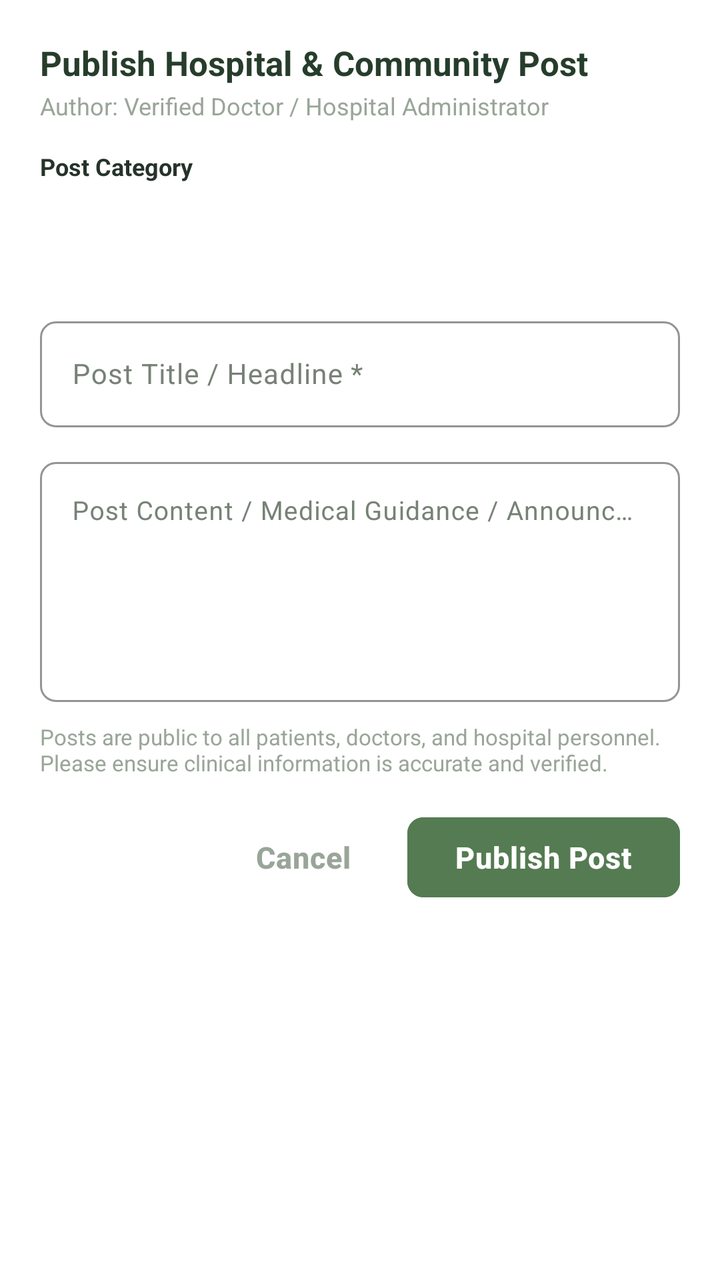
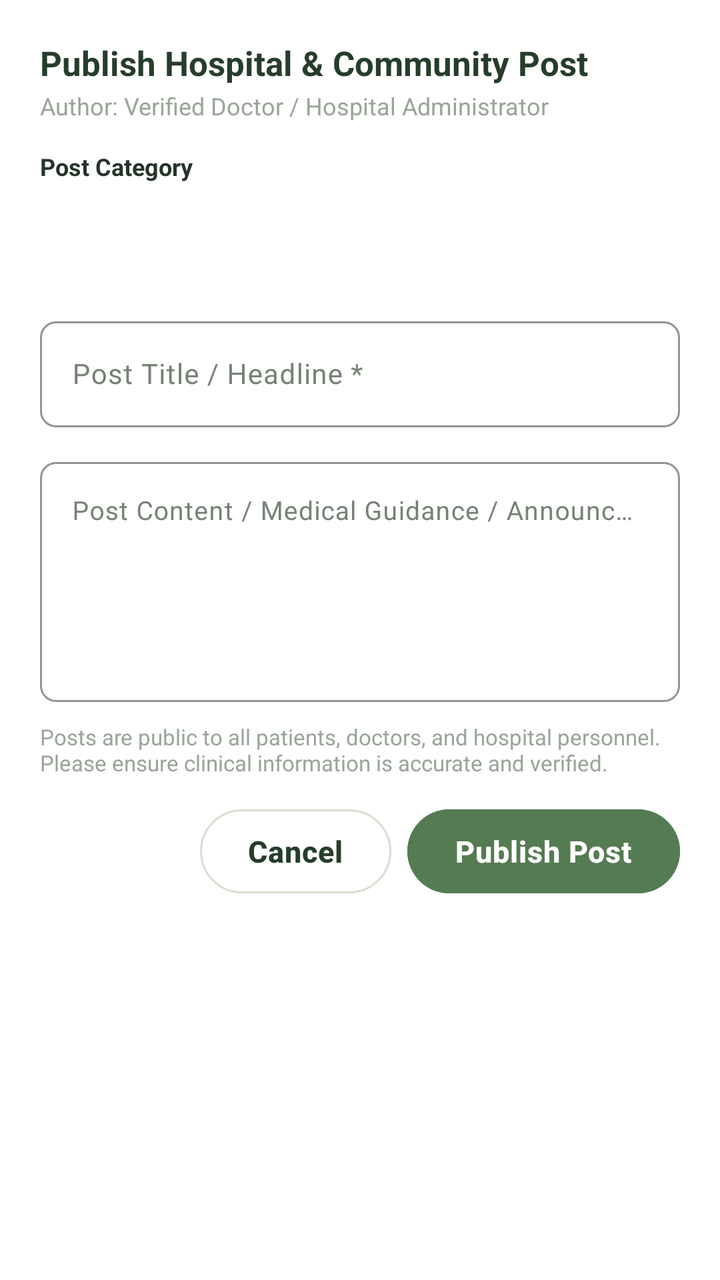

Before-and-after screenshots of an Android layout around one commit, followed by the original layout XML and the change that was made.
<!-- AndroidManifest.xml: application theme Theme.AROHI -->
<!-- res/layout/dialog_create_community_post.xml -->
<?xml version="1.0" encoding="utf-8"?>
<ScrollView xmlns:android="http://schemas.android.com/apk/res/android"
    xmlns:app="http://schemas.android.com/apk/res-auto"
    android:layout_width="match_parent"
    android:layout_height="wrap_content"
    android:background="@color/surface_card">

    <LinearLayout
        android:layout_width="match_parent"
        android:layout_height="wrap_content"
        android:orientation="vertical"
        android:padding="20dp">

        <TextView
            android:layout_width="match_parent"
            android:layout_height="wrap_content"
            android:text="Publish Hospital &amp; Community Post"
            android:textColor="@color/deep_forest_green"
            android:textSize="17sp"
            android:textStyle="bold" />

        <TextView
            android:layout_width="match_parent"
            android:layout_height="wrap_content"
            android:layout_marginTop="2dp"
            android:text="Author: Verified Doctor / Hospital Administrator"
            android:textColor="@color/text_muted"
            android:textSize="12sp" />

        
        <TextView
            android:layout_width="match_parent"
            android:layout_height="wrap_content"
            android:layout_marginTop="14dp"
            android:text="Post Category"
            android:textColor="@color/text_primary"
            android:textSize="12sp"
            android:textStyle="bold" />

        <Spinner
            android:id="@+id/spinnerPostCategory"
            android:layout_width="match_parent"
            android:layout_height="48dp"
            android:layout_marginTop="4dp"
            android:background="@drawable/bg_white_pill"
            android:paddingHorizontal="12dp" />

        
        <com.google.android.material.textfield.TextInputLayout
            android:layout_width="match_parent"
            android:layout_height="wrap_content"
            android:layout_marginTop="12dp"
            app:boxBackgroundColor="@color/white"
            app:boxCornerRadiusBottomEnd="8dp"
            app:boxCornerRadiusBottomStart="8dp"
            app:boxCornerRadiusTopEnd="8dp"
            app:boxCornerRadiusTopStart="8dp"
            app:boxStrokeColor="@color/primary_moss_green"
            app:hintTextColor="@color/primary_moss_green">

            <com.google.android.material.textfield.TextInputEditText
                android:id="@+id/etPostTitle"
                android:layout_width="match_parent"
                android:layout_height="wrap_content"
                android:hint="Post Title / Headline *"
                android:maxLines="2"
                android:textColor="@color/text_primary"
                android:textSize="14sp" />
        </com.google.android.material.textfield.TextInputLayout>

        
        <com.google.android.material.textfield.TextInputLayout
            android:layout_width="match_parent"
            android:layout_height="wrap_content"
            android:layout_marginTop="12dp"
            app:boxBackgroundColor="@color/white"
            app:boxCornerRadiusBottomEnd="8dp"
            app:boxCornerRadiusBottomStart="8dp"
            app:boxCornerRadiusTopEnd="8dp"
            app:boxCornerRadiusTopStart="8dp"
            app:boxStrokeColor="@color/primary_moss_green"
            app:hintTextColor="@color/primary_moss_green">

            <com.google.android.material.textfield.TextInputEditText
                android:id="@+id/etPostContent"
                android:layout_width="match_parent"
                android:layout_height="120dp"
                android:gravity="top|start"
                android:hint="Post Content / Medical Guidance / Announcement Details *"
                android:inputType="textMultiLine"
                android:textColor="@color/text_primary"
                android:textSize="13sp" />
        </com.google.android.material.textfield.TextInputLayout>

        
        <TextView
            android:layout_width="match_parent"
            android:layout_height="wrap_content"
            android:layout_marginTop="10dp"
            android:text="Posts are public to all patients, doctors, and hospital personnel. Please ensure clinical information is accurate and verified."
            android:textColor="@color/text_muted"
            android:textSize="11sp" />

        
        <LinearLayout
            android:layout_width="match_parent"
            android:layout_height="wrap_content"
            android:layout_marginTop="16dp"
            android:gravity="end"
            android:orientation="horizontal">

            <com.google.android.material.button.MaterialButton
                android:id="@+id/btnCancelPost"
                style="@style/Widget.Material3.Button.TextButton"
                android:layout_width="wrap_content"
                android:layout_height="wrap_content"
                android:text="Cancel"
                android:textColor="@color/text_muted" />

            <com.google.android.material.button.MaterialButton
                android:id="@+id/btnPublishPost"
                style="@style/Widget.Material3.Button"
                android:layout_width="wrap_content"
                android:layout_height="wrap_content"
                android:layout_marginStart="8dp"
                android:backgroundTint="@color/primary_moss_green"
                android:text="Publish Post"
                android:textColor="@color/white"
                app:cornerRadius="8dp" />
        </LinearLayout>
    </LinearLayout>
</ScrollView>
<!-- resources referenced by this layout -->
<resources>
  <style name="Theme.AROHI" parent="Theme.Material3.Light.NoActionBar">
          
          <item name="colorPrimary">@color/primary_moss_green</item>
          <item name="colorOnPrimary">@color/white</item>
          <item name="colorPrimaryContainer">@color/pale_mint</item>
          <item name="colorOnPrimaryContainer">@color/deep_forest_green</item>
  
          <item name="colorSecondary">@color/secondary_sage</item>
          <item name="colorOnSecondary">@color/white</item>
          <item name="colorSecondaryContainer">@color/soft_sage</item>
          <item name="colorOnSecondaryContainer">@color/deep_forest_green</item>
  
          <item name="colorTertiary">@color/deep_forest_green</item>
          <item name="colorOnTertiary">@color/white</item>
  
          <item name="colorError">@color/status_emergency</item>
          <item name="colorOnError">@color/white</item>
          <item name="colorErrorContainer">@color/status_emergency_bg</item>
          <item name="colorOnErrorContainer">@color/status_emergency</item>
  
          
          <item name="android:windowBackground">@color/warm_ivory</item>
          <item name="android:colorBackground">@color/warm_ivory</item>
          <item name="colorSurface">@color/surface_card</item>
          <item name="colorOnSurface">@color/text_primary</item>
          <item name="colorSurfaceVariant">@color/pale_mint</item>
          <item name="colorOnSurfaceVariant">@color/text_secondary</item>
          <item name="colorOutline">@color/border_stroke</item>
  
          
          <item name="android:statusBarColor">@color/deep_forest_green</item>
          <item name="android:navigationBarColor">@color/warm_ivory</item>
          <item name="android:windowLightStatusBar">false</item>
  
          
          <item name="materialButtonStyle">@style/Widget.AROHI.Button.Primary</item>
          <item name="textInputStyle">@style/Widget.AROHI.TextInputLayout</item>
          <item name="materialCardViewStyle">@style/Widget.AROHI.Card</item>
      </style>
  <!-- unchanged entries left out for length: 23 -->
</resources>

<!-- the commit's change to res/layout/dialog_create_community_post.xml (unified diff, before → after) -->
@@ -111,22 +111,29 @@
 
             <com.google.android.material.button.MaterialButton
                 android:id="@+id/btnCancelPost"
-                style="@style/Widget.Material3.Button.TextButton"
+                style="@style/Widget.Material3.Button.OutlinedButton"
                 android:layout_width="wrap_content"
-                android:layout_height="wrap_content"
+                android:layout_height="42dp"
+                android:insetTop="0dp"
+                android:insetBottom="0dp"
                 android:text="Cancel"
-                android:textColor="@color/text_muted" />
+                android:textColor="@color/deep_forest_green"
+                app:cornerRadius="21dp"
+                app:strokeColor="@color/border_stroke"
+                app:strokeWidth="1dp" />
 
             <com.google.android.material.button.MaterialButton
                 android:id="@+id/btnPublishPost"
                 style="@style/Widget.Material3.Button"
                 android:layout_width="wrap_content"
-                android:layout_height="wrap_content"
+                android:layout_height="42dp"
                 android:layout_marginStart="8dp"
+                android:insetTop="0dp"
+                android:insetBottom="0dp"
                 android:backgroundTint="@color/primary_moss_green"
                 android:text="Publish Post"
                 android:textColor="@color/white"
-                app:cornerRadius="8dp" />
+                app:cornerRadius="21dp" />
         </LinearLayout>
     </LinearLayout>
 </ScrollView>
<!-- resource entries referenced after the edit -->
@@ -38,6 +38,39 @@
           <item name="materialButtonStyle">@style/Widget.AROHI.Button.Primary</item>
           <item name="textInputStyle">@style/Widget.AROHI.TextInputLayout</item>
           <item name="materialCardViewStyle">@style/Widget.AROHI.Card</item>
+          <item name="materialAlertDialogTheme">@style/ThemeOverlay.AROHI.MaterialAlertDialog</item>
+          <item name="alertDialogTheme">@style/ThemeOverlay.AROHI.MaterialAlertDialog</item>
+      </style>
+  <style name="ThemeOverlay.AROHI.MaterialAlertDialog" parent="ThemeOverlay.Material3.MaterialAlertDialog">
+          <item name="buttonBarPositiveButtonStyle">@style/Widget.AROHI.Dialog.Button.Positive</item>
+          <item name="buttonBarNegativeButtonStyle">@style/Widget.AROHI.Dialog.Button.Negative</item>
+          <item name="buttonBarNeutralButtonStyle">@style/Widget.AROHI.Dialog.Button.Negative</item>
+          <item name="shapeAppearanceOverlay">@style/ShapeAppearance.AROHI.Dialog</item>
+      </style>
+  <style name="Widget.AROHI.Dialog.Button.Positive" parent="Widget.Material3.Button">
+          <item name="android:textColor">@color/white</item>
+          <item name="android:textSize">13sp</item>
+          <item name="android:textStyle">bold</item>
+          <item name="android:minHeight">38dp</item>
+          <item name="android:insetTop">0dp</item>
+          <item name="android:insetBottom">0dp</item>
+          <item name="backgroundTint">@color/primary_moss_green</item>
+          <item name="cornerRadius">19dp</item>
+      </style>
+  <style name="Widget.AROHI.Dialog.Button.Negative" parent="Widget.Material3.Button.OutlinedButton">
+          <item name="android:textColor">@color/deep_forest_green</item>
+          <item name="android:textSize">13sp</item>
+          <item name="android:textStyle">bold</item>
+          <item name="android:minHeight">38dp</item>
+          <item name="android:insetTop">0dp</item>
+          <item name="android:insetBottom">0dp</item>
+          <item name="backgroundTint">@color/surface_card</item>
+          <item name="strokeColor">@color/border_stroke</item>
+          <item name="strokeWidth">1dp</item>
+          <item name="cornerRadius">19dp</item>
+      </style>
+  <style name="ShapeAppearance.AROHI.Dialog" parent="ShapeAppearance.Material3.Corner.Medium">
+          <item name="cornerSize">16dp</item>
       </style>
   <!-- unchanged entries left out for length: 23 -->
 </resources>
